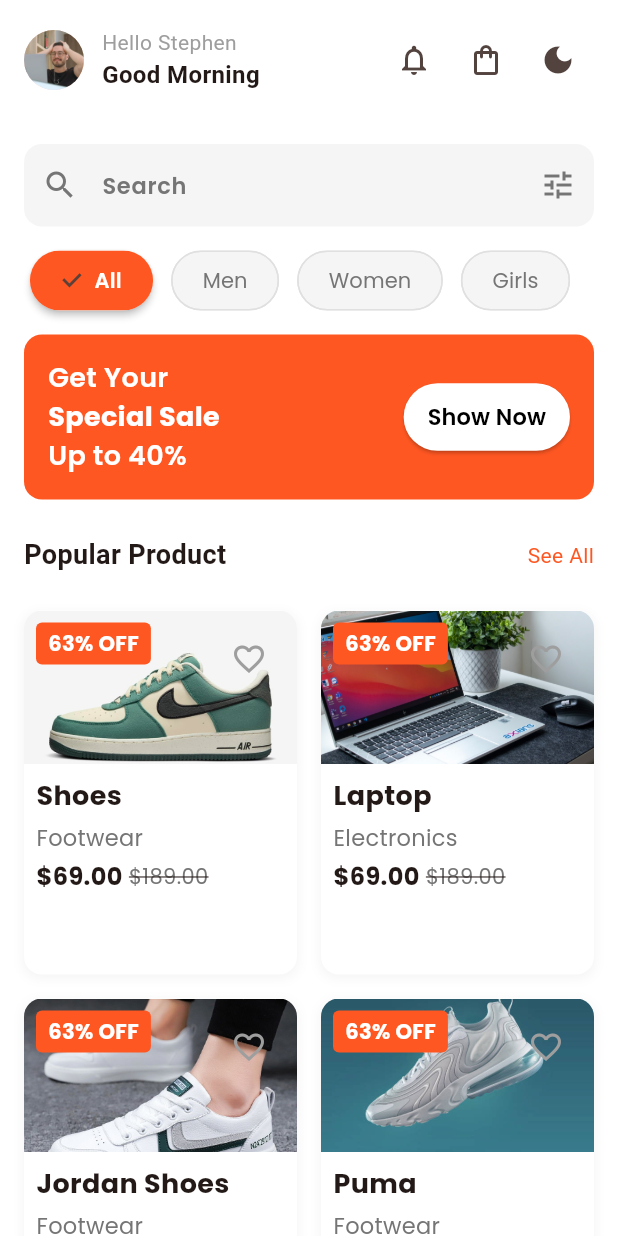
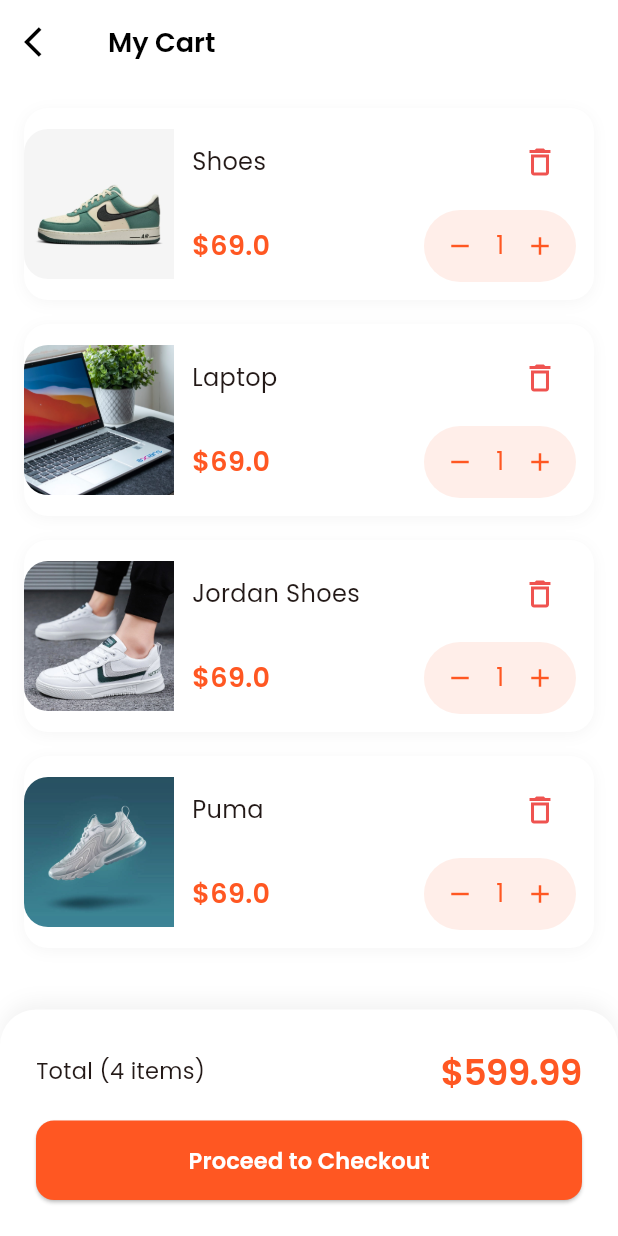
Before and after one commit to penhele/ecommerce-app, a Flutter app: the HomeScreen screen opened directly, after a tap on the "shopping bag" icon, on a phone screen of 412 x 824 dp. Run offline on Flutter 3.47's test engine with Material 3 defaults, Android fonts, the phone set to English and light mode, and no system bars; our stand-ins replace get, get_storage, google_fonts, share_plus; accounts and stored records are empty.

Commit message:
feat: add cart screen

```diff
--- a/lib/view/home/home.dart
+++ b/lib/view/home/home.dart
@@ -2,6 +2,7 @@ import 'package:flutter/material.dart';
 import 'package:get/get.dart';
 
 import '../../controller/theme_controller.dart';
+import '../product/cart.dart';
 import '../product/all_product.dart';
 import '../widgets/category_chips.dart';
 import '../widgets/custom_search_bar.dart';
@@ -51,7 +52,7 @@ class HomeScreen extends StatelessWidget {
                     icon: const Icon(Icons.notifications_outlined),
                   ),
                   IconButton(
-                    onPressed: () {},
+                    onPressed: () => Get.to(() => CartScreen()),
                     icon: const Icon(Icons.shopping_bag_outlined),
                   ),
                   GetBuilder<ThemeController>(
--- a/lib/view/main.dart
+++ b/lib/view/main.dart
@@ -7,7 +7,7 @@ import 'account/account.dart';
 import 'home/home.dart';
 import 'shop/shopping.dart';
 import 'widgets/custom_bottom_navbar.dart';
-import 'wishtlist/wishlist.dart';
+import 'wistlist/wishlist.dart';
 
 class MainScreen extends StatelessWidget {
   const MainScreen({super.key});
--- /dev/null
+++ b/lib/view/product/cart.dart
@@ -0,0 +1,327 @@
+import 'package:flutter/material.dart';
+import 'package:get/get.dart';
+
+import '../../models/product.dart';
+import '../../models/product_list.dart';
+import '../../utils/app_textstyles.dart';
+
+class CartScreen extends StatelessWidget {
+  const CartScreen({super.key});
+
+  @override
+  Widget build(BuildContext context) {
+    final isDark = Theme.of(context).brightness == Brightness.dark;
+
+    return Scaffold(
+      appBar: AppBar(
+        leading: IconButton(
+          onPressed: () => Get.back(),
+          icon: const Icon(Icons.arrow_back_ios),
+          color: isDark ? Colors.white : Colors.black,
+        ),
+        title: Text(
+          'My Cart',
+          style: AppTextStyle.withColor(
+            AppTextStyle.h3,
+            isDark ? Colors.white : Colors.black,
+          ),
+        ),
+      ),
+
+      body: Column(
+        children: [
+          Expanded(
+            child: ListView.builder(
+              padding: const EdgeInsets.all(16),
+              itemCount: productList.length,
+              itemBuilder: (context, index) =>
+                  _buildCartItem(context, productList[index]),
+            ),
+          ),
+
+          _buildCartSummary(context),
+        ],
+      ),
+    );
+  }
+
+  Widget _buildCartItem(BuildContext context, Product product) {
+    final isDark = Theme.of(context).brightness == Brightness.dark;
+
+    return Container(
+      margin: const EdgeInsets.only(bottom: 16),
+      decoration: BoxDecoration(
+        color: Theme.of(context).cardColor,
+        borderRadius: BorderRadius.circular(16),
+        boxShadow: [
+          BoxShadow(
+            color: isDark
+                ? Colors.black.withValues(alpha: 0.2)
+                : Colors.grey.withValues(alpha: 0.1),
+            blurRadius: 8,
+            offset: const Offset(0, 2),
+          ),
+        ],
+      ),
+      child: Row(
+        children: [
+          ClipRRect(
+            borderRadius: const BorderRadius.horizontal(
+              left: Radius.circular(16),
+            ),
+            child: Image.asset(
+              product.imageUrl,
+              width: 100,
+              height: 100,
+              fit: BoxFit.cover,
+            ),
+          ),
+          Expanded(
+            child: Padding(
+              padding: const EdgeInsets.all(12),
+              child: Column(
+                children: [
+                  Row(
+                    mainAxisAlignment: MainAxisAlignment.spaceBetween,
+                    children: [
+                      Expanded(
+                        child: Text(
+                          product.name,
+                          style: AppTextStyle.withColor(
+                            AppTextStyle.bodyLarge,
+                            Theme.of(context).textTheme.bodyLarge!.color!,
+                          ),
+                          maxLines: 2,
+                          overflow: TextOverflow.ellipsis,
+                        ),
+                      ),
+                      IconButton(
+                        onPressed: () =>
+                            _showDeleteConfirmationDialog(context, product),
+                        icon: Icon(
+                          Icons.delete_outline,
+                          color: Colors.red.shade400,
+                        ),
+                      ),
+                    ],
+                  ),
+                  const SizedBox(height: 8),
+
+                  Row(
+                    mainAxisAlignment: MainAxisAlignment.spaceBetween,
+                    children: [
+                      Text(
+                        '\$${product.price}',
+                        style: AppTextStyle.withColor(
+                          AppTextStyle.h3,
+                          Theme.of(context).primaryColor,
+                        ),
+                      ),
+                      Container(
+                        decoration: BoxDecoration(
+                          color: Theme.of(
+                            context,
+                          ).primaryColor.withValues(alpha: 0.1),
+                          borderRadius: BorderRadius.circular(80),
+                        ),
+                        child: Row(
+                          children: [
+                            IconButton(
+                              onPressed: () {},
+                              icon: Icon(
+                                Icons.remove,
+                                size: 20,
+                                color: Theme.of(context).primaryColor,
+                              ),
+                            ),
+                            Text(
+                              '1',
+                              style: AppTextStyle.withColor(
+                                AppTextStyle.bodyLarge,
+                                Theme.of(context).primaryColor,
+                              ),
+                            ),
+                            IconButton(
+                              onPressed: () {},
+                              icon: Icon(
+                                Icons.add,
+                                size: 20,
+                                color: Theme.of(context).primaryColor,
+                              ),
+                            ),
+                          ],
+                        ),
+                      ),
+                    ],
+                  ),
+                ],
+              ),
+            ),
+          ),
+        ],
+      ),
+    );
+  }
+
+  void _showDeleteConfirmationDialog(BuildContext context, Product product) {
+    final isDark = Theme.of(context).brightness == Brightness.dark;
+
+    Get.dialog(
+      AlertDialog(
+        backgroundColor: Theme.of(context).scaffoldBackgroundColor,
+        shape: RoundedRectangleBorder(borderRadius: BorderRadius.circular(16)),
+        contentPadding: const EdgeInsets.all(24),
+        content: Column(
+          mainAxisSize: MainAxisSize.min,
+          children: [
+            Container(
+              padding: const EdgeInsets.all(16),
+              decoration: BoxDecoration(
+                color: Colors.red.shade400.withValues(alpha: 0.1),
+                shape: BoxShape.circle,
+              ),
+              child: const Icon(
+                Icons.delete_outline,
+                color: Colors.red,
+                size: 32,
+              ),
+            ),
+            const SizedBox(height: 24),
+
+            Text(
+              'Remove item',
+              style: AppTextStyle.withColor(
+                AppTextStyle.h3,
+                Theme.of(context).textTheme.bodyLarge!.color!,
+              ),
+            ),
+            const SizedBox(height: 8),
+
+            Text(
+              'Are you sure want to remove this item from your cart?',
+              textAlign: TextAlign.center,
+              style: AppTextStyle.withColor(
+                AppTextStyle.bodyMedium,
+                isDark ? Colors.grey.shade400 : Colors.grey.shade600,
+              ),
+            ),
+            const SizedBox(height: 24),
+
+            Row(
+              children: [
+                Expanded(
+                  child: OutlinedButton(
+                    onPressed: () => Get.back(),
+                    style: OutlinedButton.styleFrom(
+                      padding: const EdgeInsets.symmetric(vertical: 12),
+                      side: BorderSide(
+                        color: isDark ? Colors.white70 : Colors.black12,
+                      ),
+                      shape: RoundedRectangleBorder(
+                        borderRadius: BorderRadius.circular(12),
+                      ),
+                    ),
+                    child: Text(
+                      'Cancel',
+                      style: AppTextStyle.withColor(
+                        AppTextStyle.bodyMedium,
+                        Theme.of(context).textTheme.bodyLarge!.color!,
+                      ),
+                    ),
+                  ),
+                ),
+                const SizedBox(width: 16),
+
+                Expanded(
+                  child: ElevatedButton(
+                    onPressed: () {
+                      Get.back();
+                    },
+                    style: ElevatedButton.styleFrom(
+                      backgroundColor: Colors.red.shade400,
+                      padding: const EdgeInsets.symmetric(vertical: 12),
+                      shape: RoundedRectangleBorder(
+                        borderRadius: BorderRadius.circular(12),
+                      ),
+                    ),
+                    child: Text(
+                      'Remove',
+                      style: AppTextStyle.withColor(
+                        AppTextStyle.bodyMedium,
+                        Colors.white,
+                      ),
+                    ),
+                  ),
+                ),
+              ],
+            ),
+          ],
+        ),
+      ),
+
+      barrierColor: Colors.black54,
+    );
+  }
+
+  _buildCartSummary(BuildContext context) {
+    return Container(
+      padding: const EdgeInsets.all(24),
+      decoration: BoxDecoration(
+        color: Theme.of(context).cardColor,
+        borderRadius: const BorderRadius.vertical(top: Radius.circular(24)),
+        boxShadow: [
+          BoxShadow(
+            color: Colors.black.withValues(alpha: 0.05),
+            blurRadius: 10,
+            offset: const Offset(0, -5),
+          ),
+        ],
+      ),
+      child: Column(
+        children: [
+          Row(
+            mainAxisAlignment: MainAxisAlignment.spaceBetween,
+            children: [
+              Text(
+                'Total (4 items)',
+                style: AppTextStyle.withColor(
+                  AppTextStyle.bodyMedium,
+                  Theme.of(context).textTheme.bodyLarge!.color!,
+                ),
+              ),
+              Text(
+                '\$599.99',
+                style: AppTextStyle.withColor(
+                  AppTextStyle.h2,
+                  Theme.of(context).primaryColor,
+                ),
+              ),
+            ],
+          ),
+          const SizedBox(height: 16),
+
+          SizedBox(
+            width: double.infinity,
+            child: ElevatedButton(
+              onPressed: () {},
+              style: ElevatedButton.styleFrom(
+                backgroundColor: Theme.of(context).primaryColor,
+                padding: const EdgeInsets.symmetric(vertical: 16),
+                shape: RoundedRectangleBorder(
+                  borderRadius: BorderRadius.circular(12),
+                ),
+              ),
+              child: Text(
+                'Proceed to Checkout',
+                style: AppTextStyle.withColor(
+                  AppTextStyle.buttonMedium,
+                  Colors.white,
+                ),
+              ),
+            ),
+          ),
+        ],
+      ),
+    );
+  }
+}
```
Also changed, not shown: lib/view/wistlist/wishlist.dart (renamed from lib/view/wishtlist/wishlist.dart).
